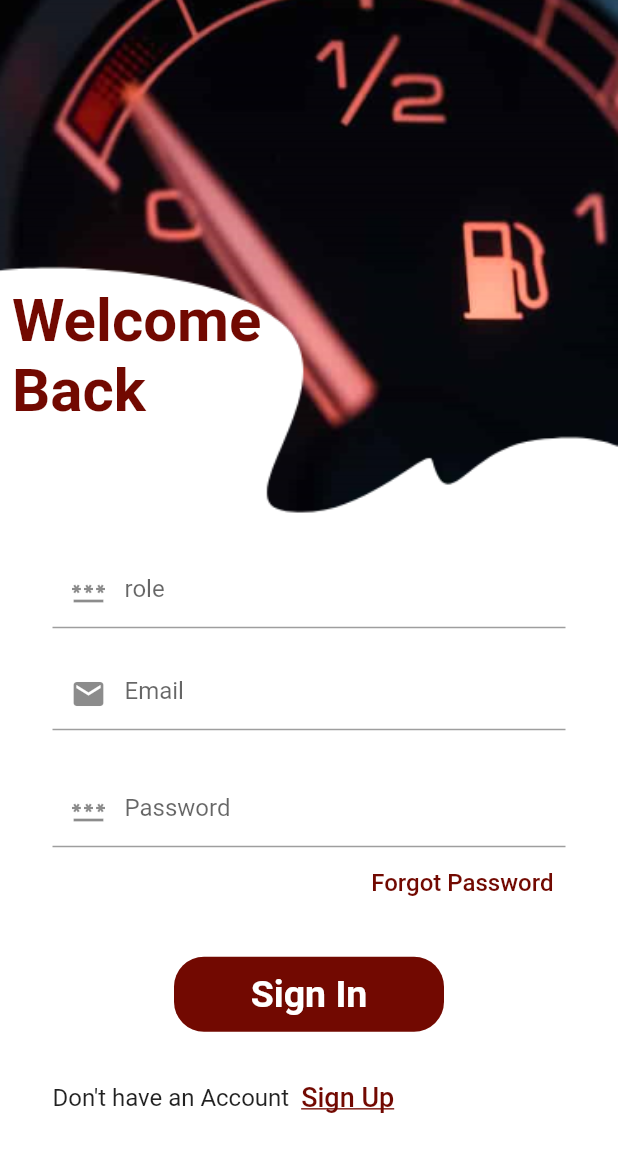
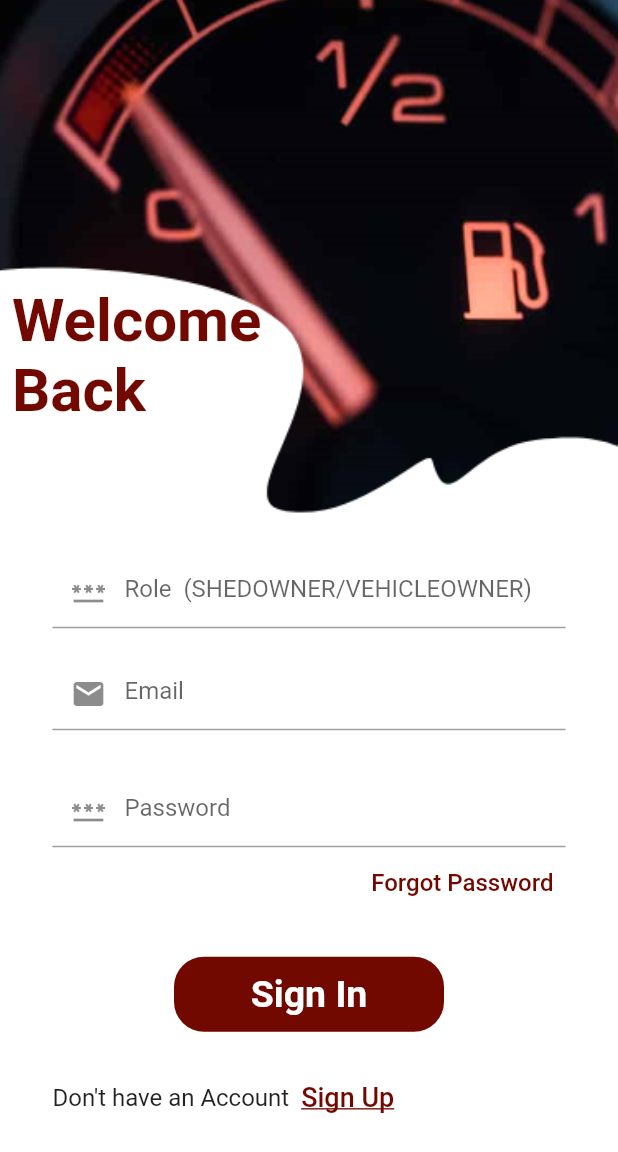
Before and after one commit to Fuel-App-organization/Front_End, a Flutter app: the screen it shows after launch, after a tap on "Get Started >", on a phone screen of 412 x 824 dp. Shown: the top 1152 px of the screen. Run offline on Flutter 3.47's test engine with Material 2 defaults, Android fonts, the phone set to English and light mode, and no system bars; our stand-ins replace shared_preferences; network calls fail.

Commit message:
app v1.0

```diff
--- a/lib/Screens/login.dart
+++ b/lib/Screens/login.dart
@@ -118,7 +118,7 @@ class _MyCustomFormState extends State<MyCustomForm> {
                     prefixIcon: Icon(Icons.password),
                     // fillColor: Colors.grey.shade100,
                     // filled: true,
-                    hintText: "role",
+                    hintText: "Role  (SHEDOWNER/VEHICLEOWNER)",
                     border: UnderlineInputBorder(
                         // borderRadius: BorderRadius.circular(10)
                         )),
--- a/lib/main.dart
+++ b/lib/main.dart
@@ -1,14 +1,10 @@
 import 'package:flutter/material.dart';
 
 import 'Screens/getstarted.dart';
-import 'package:device_preview/device_preview.dart';
+// import 'package:device_preview/device_preview.dart';
 
 void main() {
-  runApp(
-    DevicePreview(
-      builder: (context) => App(), // Wrap your app
-    ),
-  );
+  runApp(App());
 }
 
 class App extends StatelessWidget {
@@ -17,8 +13,8 @@ class App extends StatelessWidget {
   @override
   Widget build(BuildContext context) {
     return MaterialApp(
-      locale: DevicePreview.locale(context),
-      builder: DevicePreview.appBuilder,
+      // locale: DevicePreview.locale(context),
+      // builder: DevicePreview.appBuilder,
       debugShowCheckedModeBanner: false,
       home: GetStarted(),
     );
```
